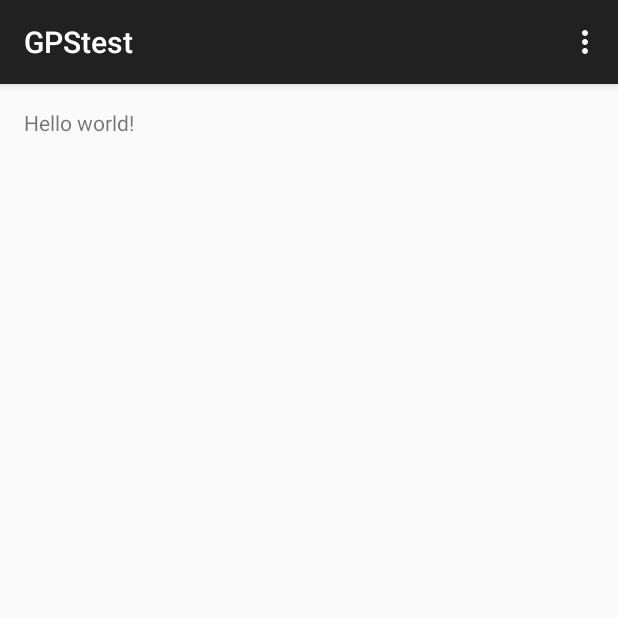
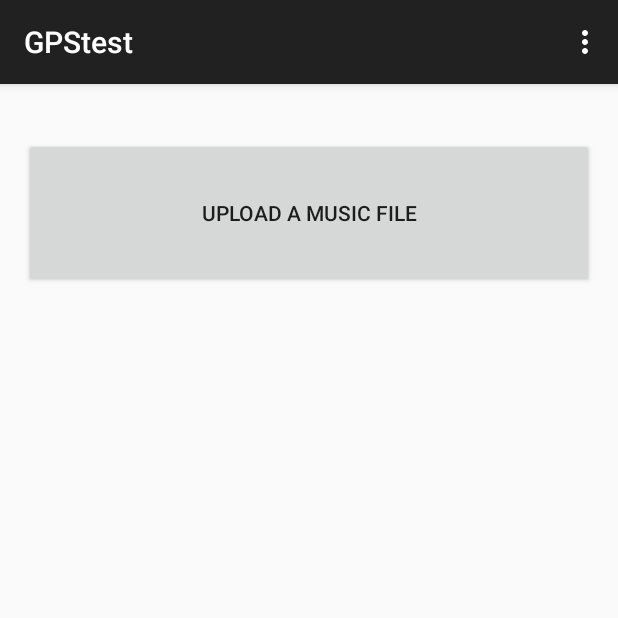
Before and after one commit to ankitstarski/LetsJog, an Android app: the screen it shows after launch (MainActivity), on a phone screen of 412 x 824 dp, the top half of it. Run offline under Robolectric (Android 15) with nearby library versions, the phone set to English and light mode, and no system bars.

Commit message:
Makeshift for Hackathon

```diff
--- a/app/src/main/java/com/example/ankit/gpstest/LocationFinder.java
+++ b/app/src/main/java/com/example/ankit/gpstest/LocationFinder.java
@@ -59,7 +59,7 @@ public class LocationFinder implements LocationListener {
         alt = location.getAltitude();
         speed = location.getSpeed();
         Log.i("fos",lat+", "+lon+", "+speed);
-        MainActivity.printLoc(lat+", "+lon+", "+speed);
+        //MainActivity.printLoc(lat+", "+lon+", "+speed);
 
         if(speed>=MIN_JOGGING_SPEED && speed <= MAX_JOGGING_SPEED) {
 
--- a/app/src/main/res/layout/activity_main.xml
+++ b/app/src/main/res/layout/activity_main.xml
@@ -1,13 +1,32 @@
-<RelativeLayout xmlns:android="http://schemas.android.com/apk/res/android"
+<LinearLayout xmlns:android="http://schemas.android.com/apk/res/android"
     xmlns:tools="http://schemas.android.com/tools" android:layout_width="match_parent"
     android:layout_height="match_parent" android:paddingLeft="@dimen/activity_horizontal_margin"
     android:paddingRight="@dimen/activity_horizontal_margin"
     android:paddingTop="@dimen/activity_vertical_margin"
-    android:paddingBottom="@dimen/activity_vertical_margin" tools:context=".MainActivity">
+    android:paddingBottom="@dimen/activity_vertical_margin" tools:context=".MainActivity"
+    android:orientation="vertical">
 
-    <TextView android:text="@string/hello_world"
-        android:layout_width="wrap_content"
+    <Button
+        android:layout_width="fill_parent"
+        android:layout_height="100dp"
+        android:text="Upload a Music File"
+        android:id="@+id/upload_button"
+        android:layout_alignParentTop="true"
+        android:layout_alignParentLeft="true"
+        android:layout_alignParentStart="true"
+        android:layout_marginTop="20dp"
+        android:layout_alignParentRight="true"
+        android:layout_alignParentEnd="true" />
+
+    <ProgressBar
+        style="@android:style/Widget.ProgressBar.Horizontal"
+        android:layout_width="fill_parent"
         android:layout_height="wrap_content"
-        android:id="@+id/tv"/>
+        android:id="@+id/progressBar"
+        android:layout_below="@+id/upload_button"
+        android:layout_alignParentRight="true"
+        android:layout_alignParentEnd="true"
+        android:layout_marginTop="10dp"
+        android:visibility="invisible"/>
 
-</RelativeLayout>
+</LinearLayout>
```
Also changed, not shown: app/src/main/java/com/example/ankit/gpstest/MainActivity.java (+167 -16 lines), 2 other files.
